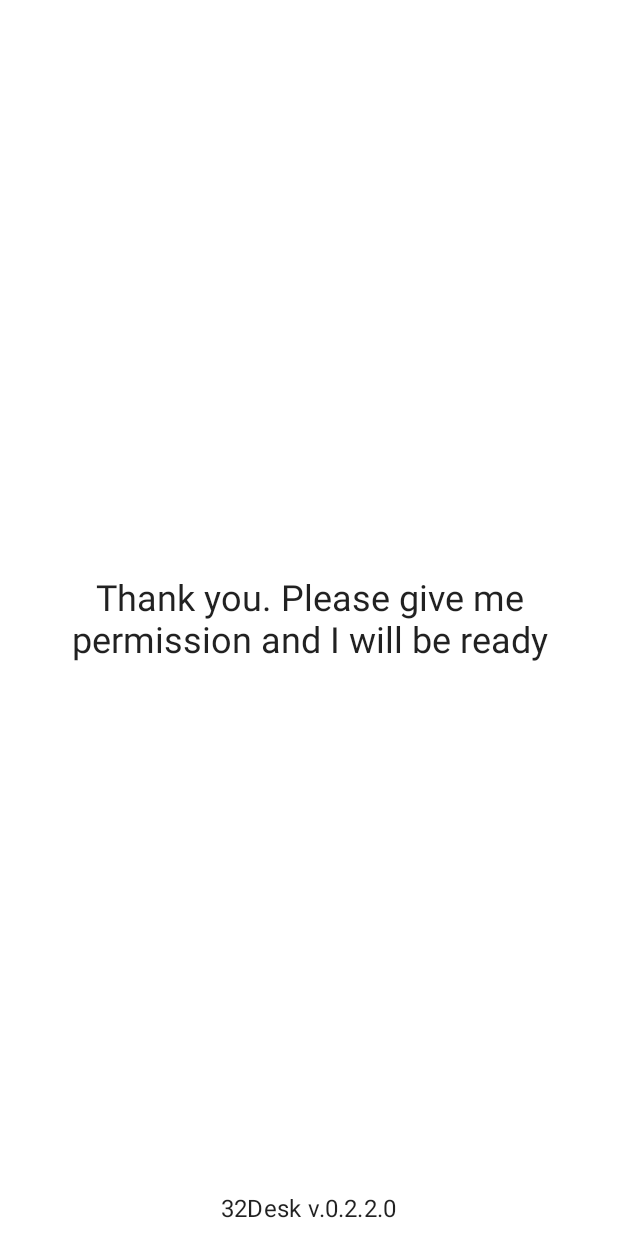
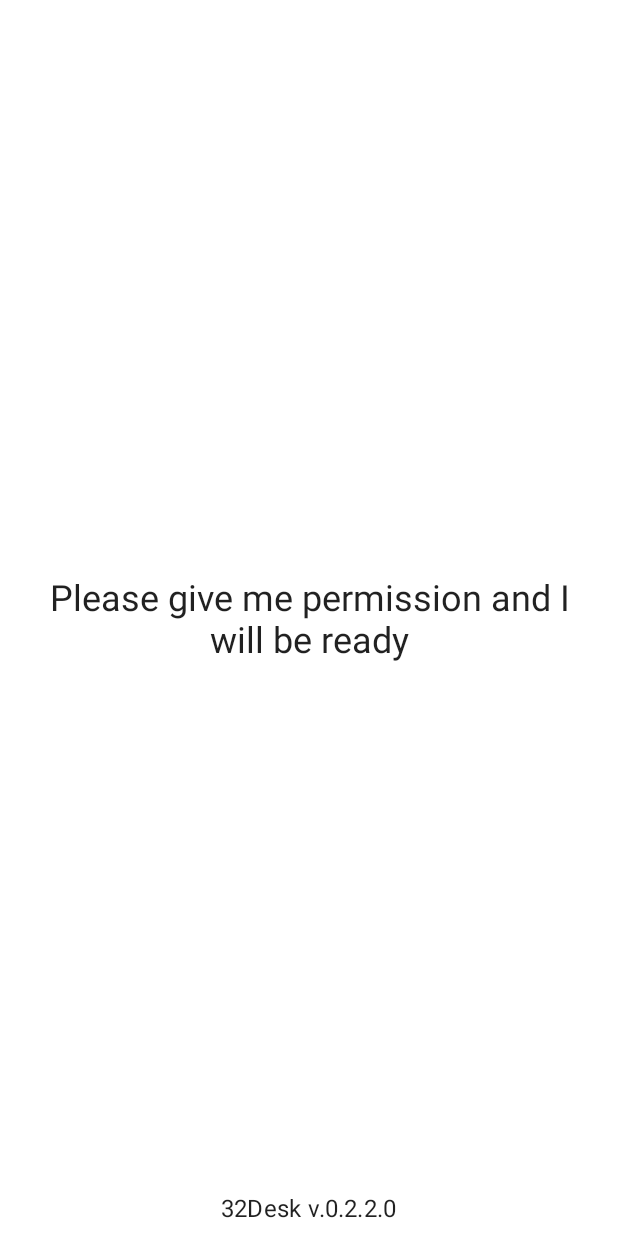
Before and after one commit to muhammadyusuf-kurbonov/Clinic, an Android app built with Jetpack Compose: the MainActivity screen opened directly, with no data from a screen before it, on a phone screen of 412 x 824 dp. Run offline under Robolectric (Android 15) with nearby library versions, the phone set to English and light mode, and no system bars; our stand-ins replace Timber; 2 statements that could not run were skipped.

Commit message:
Translates are changed

```diff
--- a/app/src/main/res/values/strings.xml
+++ b/app/src/main/res/values/strings.xml
@@ -1,6 +1,6 @@
 <resources>
     <string name="app_name" translatable="false">32Desk</string>
-    <string name="main_label_ask_permission">Thank you. Please give me permission and I will be ready</string>
+    <string name="main_label_ask_permission">Please give me permission and I will be ready</string>
     <string name="open_medical_card">Open card</string>
     <string name="email_hint">Email</string>
     <string name="password">Password</string>
```
Also changed, not shown: 1 other file.
